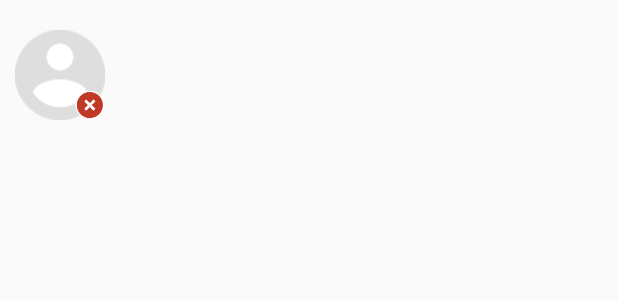
After one commit to BorjaSR/Molonometro, an Android app: the layout contact_selected_for_group.xml on its own in the app's theme, with its tools: preview values and no code run, on a phone screen of 412 x 824 dp. The commit adds this screen. Shown: the top 300 px of the screen. Run offline under Robolectric (Android 15) with nearby library versions, the phone set to English and light mode, and no system bars.

Commit message:
Algunas cosas de la creacion de grupos

```diff
--- a/app/src/main/res/layout/contact_for_group_item.xml
+++ b/app/src/main/res/layout/contact_for_group_item.xml
@@ -9,7 +9,7 @@
     android:elevation="2dp">
 
     <LinearLayout
-        android:id="@+id/group_layout"
+        android:id="@+id/contact_for_new_group_layout"
         android:layout_width="match_parent"
         android:layout_height="wrap_content"
         android:paddingTop="10dp"
--- /dev/null
+++ b/app/src/main/res/layout/contact_selected_for_group.xml
@@ -0,0 +1,39 @@
+<?xml version="1.0" encoding="utf-8"?>
+<LinearLayout xmlns:android="http://schemas.android.com/apk/res/android"
+    android:id="@+id/selected_user_layout"
+    android:orientation="vertical"
+    android:layout_width="wrap_content"
+    android:layout_height="wrap_content"
+    android:background="?android:selectableItemBackground"
+    android:layout_marginTop="20dp"
+    android:layout_marginBottom="10dp"
+    android:layout_marginLeft="10dp"
+    android:layout_marginRight="10dp"
+    android:gravity="center">
+
+    <RelativeLayout
+        android:layout_width="@dimen/imageSize_contacts_selected_for_group"
+        android:layout_height="@dimen/imageSize_contacts_selected_for_group"
+        android:visibility="visible">
+
+        <ImageView
+            android:id="@+id/contact_for_group_user_image"
+            android:layout_width="match_parent"
+            android:layout_height="match_parent"
+            android:src="@drawable/user_icon"/>
+
+        <ImageView
+            android:layout_alignParentBottom="true"
+            android:layout_alignParentRight="true"
+            android:layout_width="@dimen/imageSize_deleted_selected_for_group"
+            android:layout_height="@dimen/imageSize_deleted_selected_for_group"
+            android:src="@drawable/deleted_user_selected"/>
+    </RelativeLayout>
+
+    <TextView
+        android:id="@+id/contact_for_group_user_name"
+        android:layout_width="wrap_content"
+        android:layout_height="wrap_content"
+        android:textSize="12sp"/>
+
+</LinearLayout>
--- a/app/src/main/res/values/dimens.xml
+++ b/app/src/main/res/values/dimens.xml
@@ -7,4 +7,7 @@
     <dimen name="imageSize_user_termometer_marco">55dp</dimen>
     <dimen name="general_padding_10">10dp</dimen>
     <dimen name="general_padding_15">15dp</dimen>
+    <dimen name="height_field_contacts_selected_for_group">90dp</dimen>
+    <dimen name="imageSize_contacts_selected_for_group">60dp</dimen>
+    <dimen name="imageSize_deleted_selected_for_group">20dp</dimen>
 </resources>
```
Also changed, not shown: app/src/main/java/com/bsalazar/molonometro/NewGroupActivity.java (+20 -25 lines), app/src/main/java/com/bsalazar/molonometro/area_home/ContactsForGroupAdapter.java (+11 -0 lines), app/src/main/res/layout/new_group_activity.xml (+18 -9 lines), app/src/main/res/drawable/deleted_user_selected.png (added), app/src/main/res/drawable/user_icon.png.
